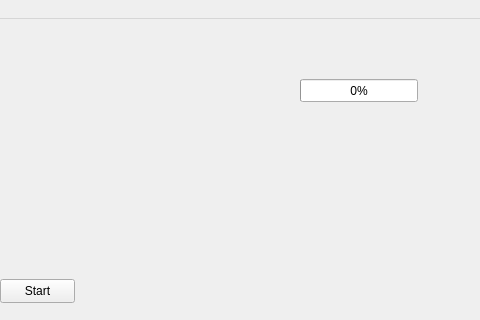
First picture: the form in mainwindow.ui, repository University-of-Utah-CS3505/a9-edu-app-wyattbworld, before the edit; both pictures show x 90 to 570 and y 0 to 320 of the 1000 by 800 pixel window.
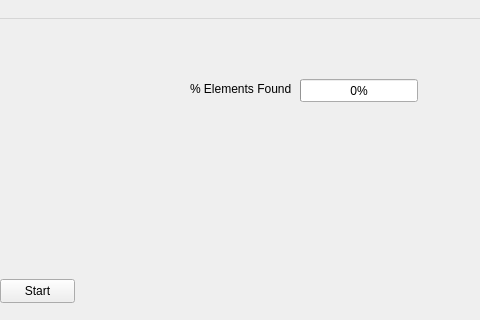
Second picture: the form after the edit. Custom widgets are drawn as their Qt base class.

Commit message: fix format on element info

```diff
--- a/mainwindow.ui
+++ b/mainwindow.ui
@@ -63,6 +63,19 @@
      <number>0</number>
     </property>
    </widget>
+   <widget class="QLabel" name="label">
+    <property name="geometry">
+     <rect>
+      <x>280</x>
+      <y>60</y>
+      <width>101</width>
+      <height>20</height>
+     </rect>
+    </property>
+    <property name="text">
+     <string>% Elements Found:</string>
+    </property>
+   </widget>
   </widget>
   <widget class="QMenuBar" name="menu">
    <property name="geometry">
```
The commit also changes 1 other file.
